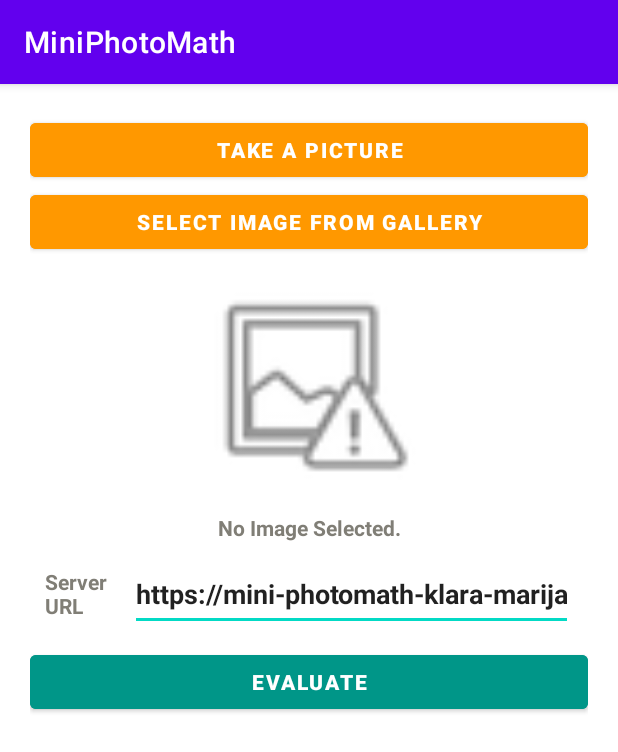
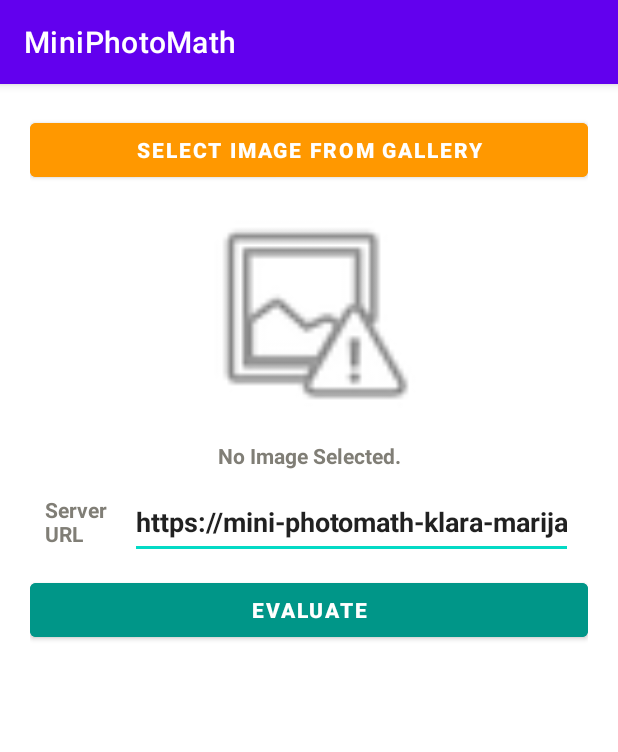
Before and after one commit to klara0036505959/Mini-PhotoMath, an Android app: the screen it shows after launch (MainActivity), on a phone screen of 412 x 824 dp. Shown: the top 752 px of the screen. Run offline under Robolectric (Android 15) with nearby library versions, the light colour scheme and no system bars; pictures from the network do not load.

Commit message:
version 1.1 miniphotomath

```diff
--- a/app/src/main/res/layout/activity_main.xml
+++ b/app/src/main/res/layout/activity_main.xml
@@ -5,15 +5,6 @@
     android:layout_height="match_parent"
     android:orientation="vertical"
     android:padding="20dp">
-
-    <Button
-        android:id="@+id/btnCapture"
-        android:layout_width="match_parent"
-        android:layout_height="wrap_content"
-        android:backgroundTint="#FF9800"
-        android:onClick="captureImage"
-        android:text="Take a picture"
-        android:textStyle="bold" />
 
     <Button
         android:layout_width="match_parent"
```
